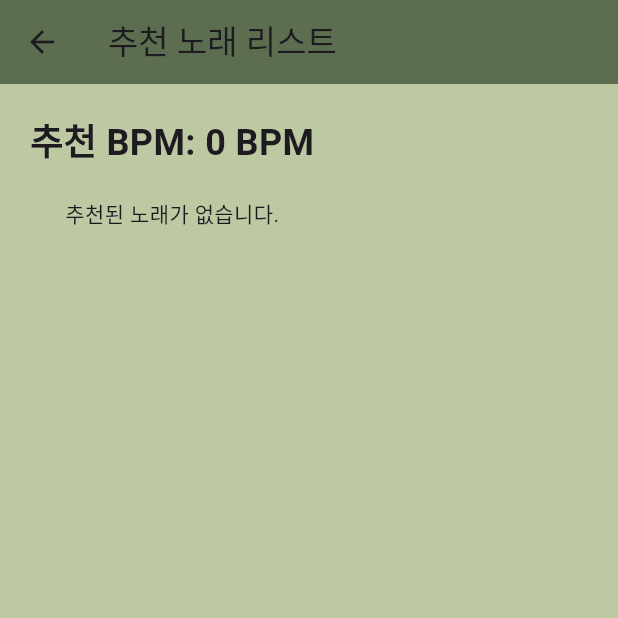
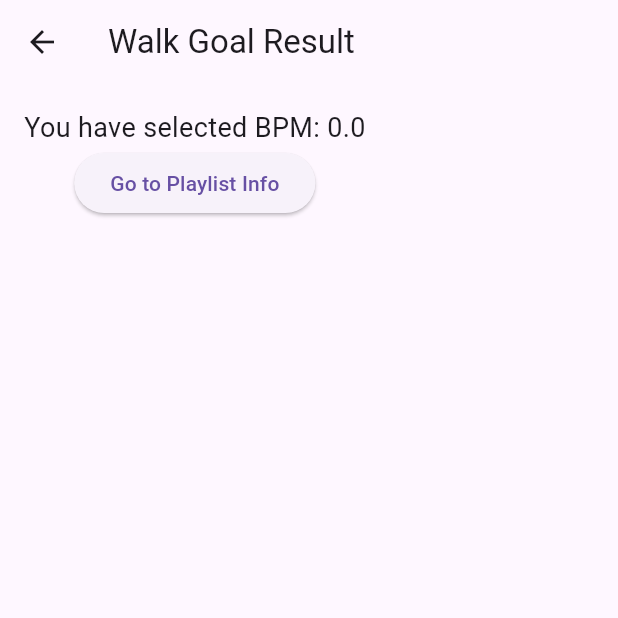
Before and after one commit to jaemin104/WalkPM, a Flutter app: the WalkGoalResultScreen screen opened directly with empty values, on a phone screen of 412 x 824 dp, the top half of it. Run offline on Flutter 3.47's test engine with Material 3 defaults, Android fonts, the phone set to English and light mode, and no system bars; our stand-ins replace firebase_core, flutter_dotenv; missing offline and left inert: spotify_sdk; accounts and stored records are empty; Roboto replaces fonts that are missing (GowunBatang).

Commit message:
제목 리스트 전달

```diff
--- a/lib/screens/walk_goal_result.dart
+++ b/lib/screens/walk_goal_result.dart
@@ -1,69 +1,158 @@
+// // walk_goal_result.dart
+//
+// import 'package:flutter/material.dart';
+// import 'package:spotify/screens/routine_playlist_info.dart'; // RoutinePlaylistInfo import 추가
+// import 'package:spotify/services/json_service.dart'; // JsonService 경로 수정
+//
+// class WalkGoalResultScreen extends StatefulWidget {
+//   final double bpm;
+//
+//   const WalkGoalResultScreen({Key? key, required this.bpm}) : super(key: key);
+//
+//   @override
+//   _WalkGoalResultScreenState createState() => _WalkGoalResultScreenState();
+// }
+//
+// class _WalkGoalResultScreenState extends State<WalkGoalResultScreen> {
+//   late Future<List<Map<String, dynamic>>> _songs;
+//   late List<String> songTitles = []; // 제목을 저장할 리스트 추가
+//
+//   @override
+//   void initState() {
+//     super.initState();
+//     // BPM 범위에 맞는 노래를 가져오는 메서드 사용
+//     _songs = JsonService()
+//         .getSongsByBPMRange(widget.bpm); // 수정: getSongsByBPMRange 메서드로 수정
+//   }
+//
+//   @override
+//   Widget build(BuildContext context) {
+//     return Scaffold(
+//       backgroundColor: const Color(0xFFBDC9A3),
+//       appBar: AppBar(
+//         title: const Text("추천 노래 리스트"),
+//         backgroundColor: const Color(0xFF5C6E4F),
+//       ),
+//       body: Padding(
+//         padding: const EdgeInsets.all(20.0),
+//         child: Column(
+//           children: [
+//             Text(
+//               "추천 BPM: ${widget.bpm.toStringAsFixed(0)} BPM",
+//               style: TextStyle(fontSize: 24, fontWeight: FontWeight.bold),
+//             ),
+//             const SizedBox(height: 20),
+//             // BPM에 맞는 노래 리스트
+//             FutureBuilder<List<Map<String, dynamic>>>(
+//               future: _songs,
+//               builder: (context, snapshot) {
+//                 if (snapshot.connectionState == ConnectionState.waiting) {
+//                   return const CircularProgressIndicator();
+//                 } else if (snapshot.hasError) {
+//                   return Text('Error: ${snapshot.error}');
+//                 } else if (!snapshot.hasData || snapshot.data!.isEmpty) {
+//                   return const Text("추천된 노래가 없습니다.");
+//                 } else {
+//                   final songs = snapshot.data!;
+//                   // 노래 제목을 List<String>으로 변환
+//                   songTitles = List<String>.from(
+//                       songs.map((song) => song['title'] ?? 'Unknown Song'));
+//                   return Expanded(
+//                     child: ListView.builder(
+//                       itemCount: songs.length,
+//                       itemBuilder: (context, index) {
+//                         final song = songs[index];
+//                         return ListTile(
+//                           title: Text(song['title'] ?? 'Unknown Song'),
+//                           subtitle:
+//                               Text('BPM: ${song['Tempo'] ?? 'Unknown BPM'}'),
+//                           onTap: () {
+//                             // 노래 제목 리스트를 RoutinePlaylistInfo로 전달
+//                             Navigator.push(
+//                               context,
+//                               MaterialPageRoute(
+//                                 builder: (context) => RoutinePlaylistInfo(
+//                                   songTitles: songTitles,
+//                                 ),
+//                               ),
+//                             );
+//                           },
+//                         );
+//                       },
+//                     ),
+//                   );
+//                 }
+//               },
+//             ),
+//           ],
+//         ),
+//       ),
+//     );
+//   }
+// }
 import 'package:flutter/material.dart';
-import 'package:spotify/services/json_service.dart'; // JsonService 경로 수정
+import 'routine_playlist_info.dart'; // RoutinePlaylistInfo 페이지 import
+import 'package:spotify/services/json_service.dart'; // JsonService 클래스를 import (경로를 맞게 수정)
 
 class WalkGoalResultScreen extends StatefulWidget {
   final double bpm;
 
-  const WalkGoalResultScreen({Key? key, required this.bpm}) : super(key: key);
+  WalkGoalResultScreen({required this.bpm});
 
   @override
   _WalkGoalResultScreenState createState() => _WalkGoalResultScreenState();
 }
 
 class _WalkGoalResultScreenState extends State<WalkGoalResultScreen> {
-  late Future<List<Map<String, dynamic>>> _songs;
+  late Future<List<String>> songTitles;
 
   @override
   void initState() {
     super.initState();
-    // BPM에 맞는 노래를 가져옴
-    _songs = JsonService().getSongsByBPMRange(widget.bpm); // bpm 값을 그대로 넘김
+    // getSongsByBPMRange()에서 제목만 추출하여 songTitles에 저장
+    songTitles = _getSongTitlesByBPM(widget.bpm);
+  }
+
+  // BPM 범위에 맞는 제목만 추출하는 메서드
+  Future<List<String>> _getSongTitlesByBPM(double bpm) async {
+    // songs를 BPM 범위에 맞는 곡들로 가져오기
+    final songs = await JsonService().getSongsByBPMRange(bpm);
+
+    // 제목을 List<String>으로 변환
+    return songs
+        .map<String>((song) => song['title'] ?? 'Unknown Song')
+        .toList();
   }
 
   @override
   Widget build(BuildContext context) {
     return Scaffold(
-      backgroundColor: const Color(0xFFBDC9A3),
       appBar: AppBar(
-        title: const Text("추천 노래 리스트"),
-        backgroundColor: const Color(0xFF5C6E4F),
+        title: Text('Walk Goal Result'),
       ),
       body: Padding(
-        padding: const EdgeInsets.all(20.0),
+        padding: const EdgeInsets.all(16.0),
         child: Column(
           children: [
             Text(
-              "추천 BPM: ${widget.bpm.toStringAsFixed(0)} BPM",
-              style: TextStyle(fontSize: 24, fontWeight: FontWeight.bold),
+              'You have selected BPM: ${widget.bpm}',
+              style: TextStyle(fontSize: 18),
             ),
-            const SizedBox(height: 20),
-            // BPM에 맞는 노래 리스트
-            FutureBuilder<List<Map<String, dynamic>>>(
-              future: _songs,
-              builder: (context, snapshot) {
-                if (snapshot.connectionState == ConnectionState.waiting) {
-                  return const CircularProgressIndicator();
-                } else if (snapshot.hasError) {
-                  return Text('Error: ${snapshot.error}');
-                } else if (!snapshot.hasData || snapshot.data!.isEmpty) {
-                  return const Text("추천된 노래가 없습니다.");
-                } else {
-                  final songs = snapshot.data!;
-                  return Expanded(
-                    child: ListView.builder(
-                      itemCount: songs.length,
-                      itemBuilder: (context, index) {
-                        final song = songs[index];
-                        return ListTile(
-                          title: Text(song['title'] ?? 'Unknown Song'),
-                          subtitle:
-                              Text('BPM: ${song['Tempo'] ?? 'Unknown BPM'}'),
-                        );
-                      },
-                    ),
-                  );
-                }
+            // 버튼을 추가하여 RoutinePlaylistInfo 페이지로 이동
+            ElevatedButton(
+              onPressed: () async {
+                // getSongsByBPMRange 메서드를 통해 songTitles 리스트를 가져옴
+                List<String> titles = await songTitles;
+                // 버튼 클릭 시 RoutinePlaylistInfo로 이동하고 songTitles 전달
+                Navigator.push(
+                  context,
+                  MaterialPageRoute(
+                    builder: (context) =>
+                        RoutinePlaylistInfo(songTitles: titles),
+                  ),
+                );
               },
+              child: Text('Go to Playlist Info'),
             ),
           ],
         ),
```
Also changed, not shown: lib/screens/routine_playlist_info.dart (+82 -130 lines).
